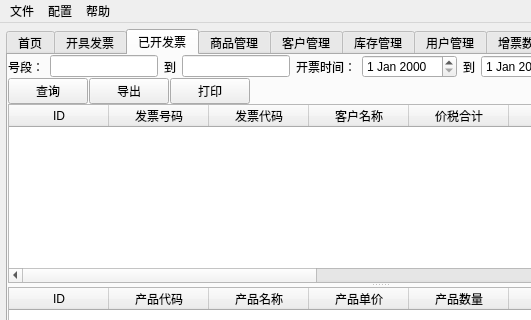
Old version of the form src/invoice/gui/mainwindow.ui in the repository lcw2004/fapiao; both pictures show x 0 to 531 and y 0 to 320 of the 759 by 498 pixel window.
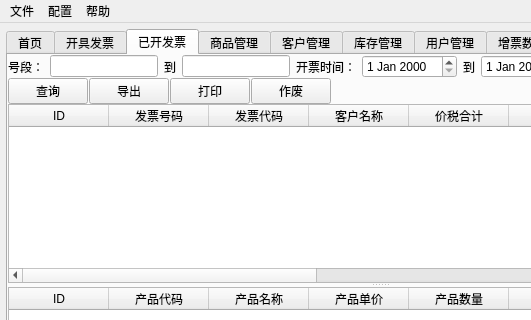
New version of the form. The open tabs and pages were chosen to show the change. Icons and pictures are not drawn.

Commit message: 已开发票添加作废功能

Diff of the .ui file:
```diff
--- a/src/invoice/gui/mainwindow.ui
+++ b/src/invoice/gui/mainwindow.ui
@@ -582,6 +582,17 @@
             </property>
            </widget>
           </item>
+          <item>
+           <widget class="QPushButton" name="ok_invoice_delete_btn">
+            <property name="text">
+             <string>作废</string>
+            </property>
+            <property name="icon">
+             <iconset>
+              <normaloff>image/delete.png</normaloff>image/delete.png</iconset>
+            </property>
+           </widget>
+          </item>
           <item>
            <spacer name="horizontalSpacer_6">
             <property name="orientation">
```
Left out of the diff: 2 changed lines with no effect on the pictures. The commit also changes 2 other files.
